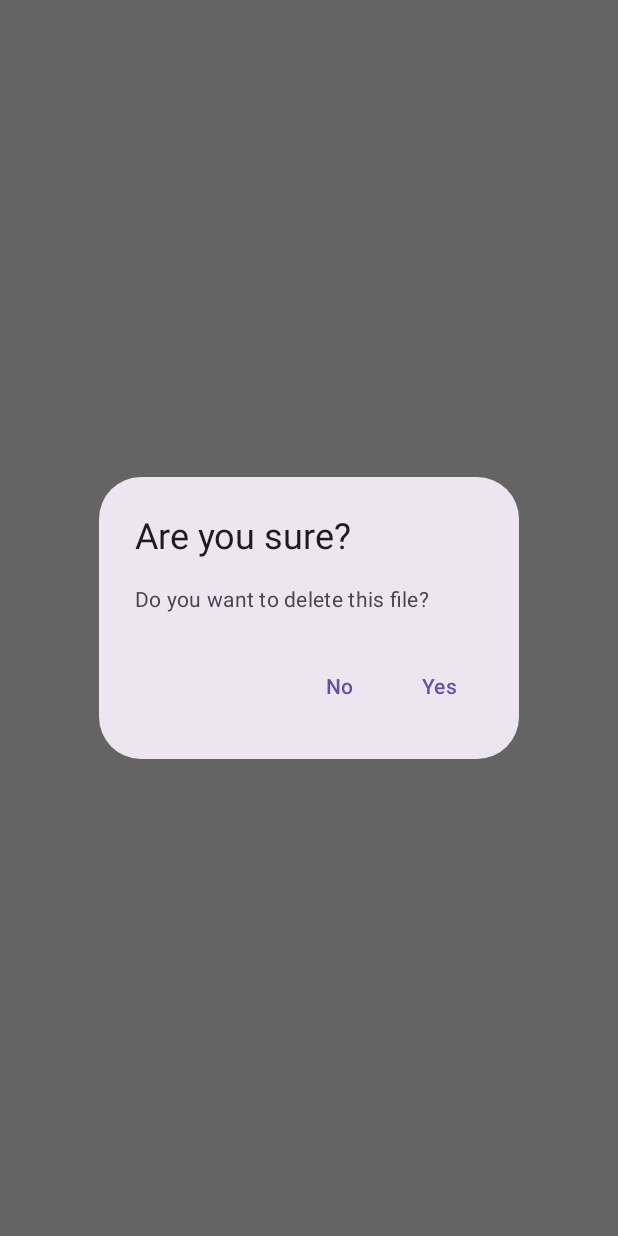
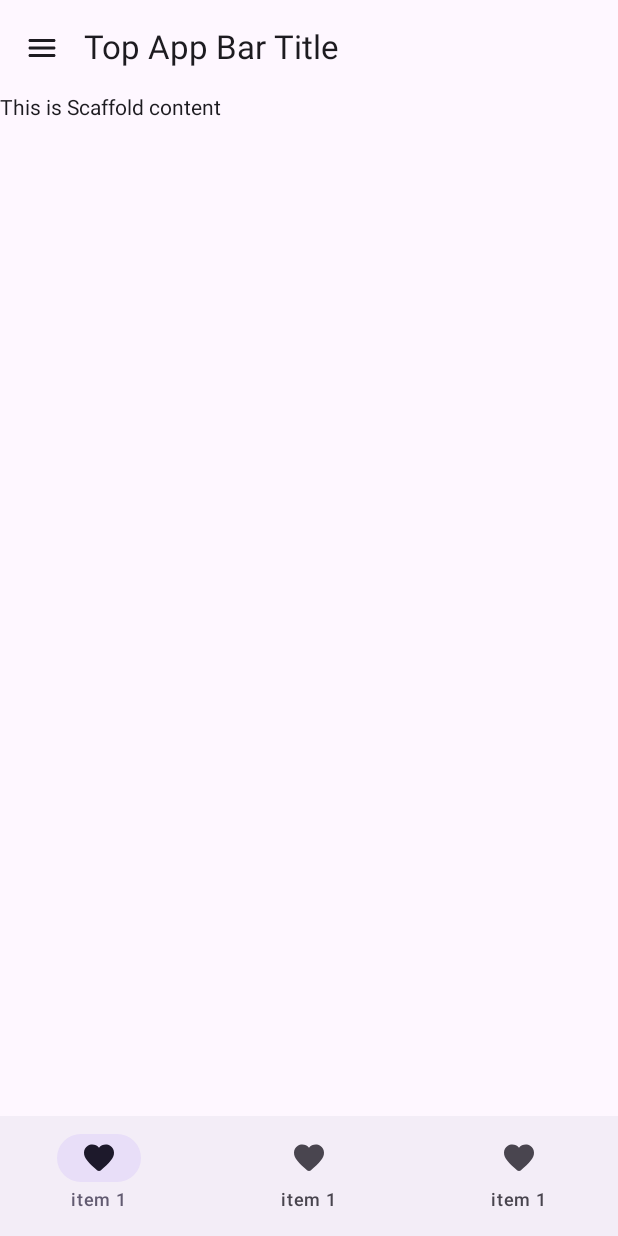
Before and after one commit to 1beattrue/MaterialComponents, an Android app built with Jetpack Compose: the screen it shows after launch (MainActivity), on a phone screen of 412 x 824 dp. Run offline under Robolectric (Android 15) with nearby library versions, the phone set to English and light mode, and no system bars.

Commit message:
Scaffold

```diff
--- a/app/src/main/java/edu/mirea/onebeattrue/materialcomponents/MainActivity.kt
+++ b/app/src/main/java/edu/mirea/onebeattrue/materialcomponents/MainActivity.kt
@@ -3,18 +3,30 @@ package edu.mirea.onebeattrue.materialcomponents
 import android.os.Bundle
 import androidx.activity.ComponentActivity
 import androidx.activity.compose.setContent
-import androidx.compose.foundation.layout.Box
+import androidx.compose.foundation.background
 import androidx.compose.foundation.layout.Column
-import androidx.compose.foundation.layout.fillMaxSize
-import androidx.compose.material3.AlertDialog
+import androidx.compose.foundation.layout.Spacer
+import androidx.compose.foundation.layout.fillMaxHeight
+import androidx.compose.foundation.layout.height
+import androidx.compose.foundation.layout.padding
+import androidx.compose.foundation.layout.width
+import androidx.compose.material.icons.Icons
+import androidx.compose.material.icons.rounded.Favorite
+import androidx.compose.material.icons.rounded.Menu
 import androidx.compose.material3.ExperimentalMaterial3Api
-import androidx.compose.material3.OutlinedButton
+import androidx.compose.material3.Icon
+import androidx.compose.material3.IconButton
+import androidx.compose.material3.ModalNavigationDrawer
+import androidx.compose.material3.NavigationBar
+import androidx.compose.material3.NavigationBarItem
+import androidx.compose.material3.Scaffold
 import androidx.compose.material3.Text
-import androidx.compose.material3.TextButton
-import androidx.compose.material3.TextField
+import androidx.compose.material3.TopAppBar
 import androidx.compose.runtime.Composable
-import androidx.compose.ui.Alignment
 import androidx.compose.ui.Modifier
+import androidx.compose.ui.graphics.Color
+import androidx.compose.ui.graphics.vector.ImageVector
+import androidx.compose.ui.unit.dp
 
 class MainActivity : ComponentActivity() {
     override fun onCreate(savedInstanceState: Bundle?) {
@@ -27,48 +39,65 @@ class MainActivity : ComponentActivity() {
     }
 }
 
+@OptIn(ExperimentalMaterial3Api::class)
 @Composable
 private fun Test() {
-    Box(
-        modifier = Modifier.fillMaxSize(),
-        contentAlignment = Alignment.Center
-    ) {
-        Example3()
+    ModalNavigationDrawer(drawerContent = {
+        Column(
+            Modifier
+                .background(Color.White)
+                .fillMaxHeight()
+                .width(128.dp)
+        ) {
+            Text(text = "item 1")
+            Spacer(modifier = Modifier.height(8.dp))
+            Text(text = "item 2")
+            Spacer(modifier = Modifier.height(8.dp))
+            Text(text = "item 3")
+        }
+    }) {
+        Scaffold(
+            topBar = {
+                TopAppBar(
+                    title = { Text(text = "Top App Bar Title") },
+                    navigationIcon = {
+                        IconButton(onClick = {}) {
+                            Icon(Icons.Rounded.Menu, contentDescription = null)
+                        }
+                    }
+                )
+            },
+            bottomBar = {
+                NavigationBar {
+                    val items = listOf("item 1", "item 2", "item 3")
+
+                    NavigationBarItem(
+                        icon = { Icon(Icons.Rounded.Favorite, contentDescription = null) },
+                        label = { Text(items[0]) },
+                        selected = true,
+                        onClick = {}
+                    )
+
+                    NavigationBarItem(
+                        icon = { Icon(Icons.Rounded.Favorite, contentDescription = null) },
+                        label = { Text(items[0]) },
+                        selected = false,
+                        onClick = {}
+                    )
+
+                    NavigationBarItem(
+                        icon = { Icon(Icons.Rounded.Favorite, contentDescription = null) },
+                        label = { Text(items[0]) },
+                        selected = false,
+                        onClick = {}
+                    )
+                }
+            }
+        ) {
+            Text(
+                text = "This is Scaffold content",
+                modifier = Modifier.padding(it)
+            )
+        }
     }
 }
-
-@Composable
-private fun Example1() {
-    OutlinedButton(onClick = { /*TODO*/ }) {
-        Text(text = "Outlined Button")
-    }
-}
-
-@OptIn(ExperimentalMaterial3Api::class)
-@Composable
-private fun Example2() {
-    TextField(
-        value = "Value",
-        onValueChange = {},
-        label = { Text(text = "Label") }
-    )
-}
-
-@Composable
-private fun Example3() {
-    AlertDialog(
-        onDismissRequest = {},
-        title = { Text(text = "Are you sure?") },
-        text = { Text(text = "Do you want to delete this file?") },
-        confirmButton = {
-            TextButton(onClick = { /*TODO*/ }) {
-                Text(text = "Yes")
-            }
-        },
-        dismissButton = {
-            TextButton(onClick = { /*TODO*/ }) {
-                Text(text = "No")
-            }
-        }
-    )
-}
```
